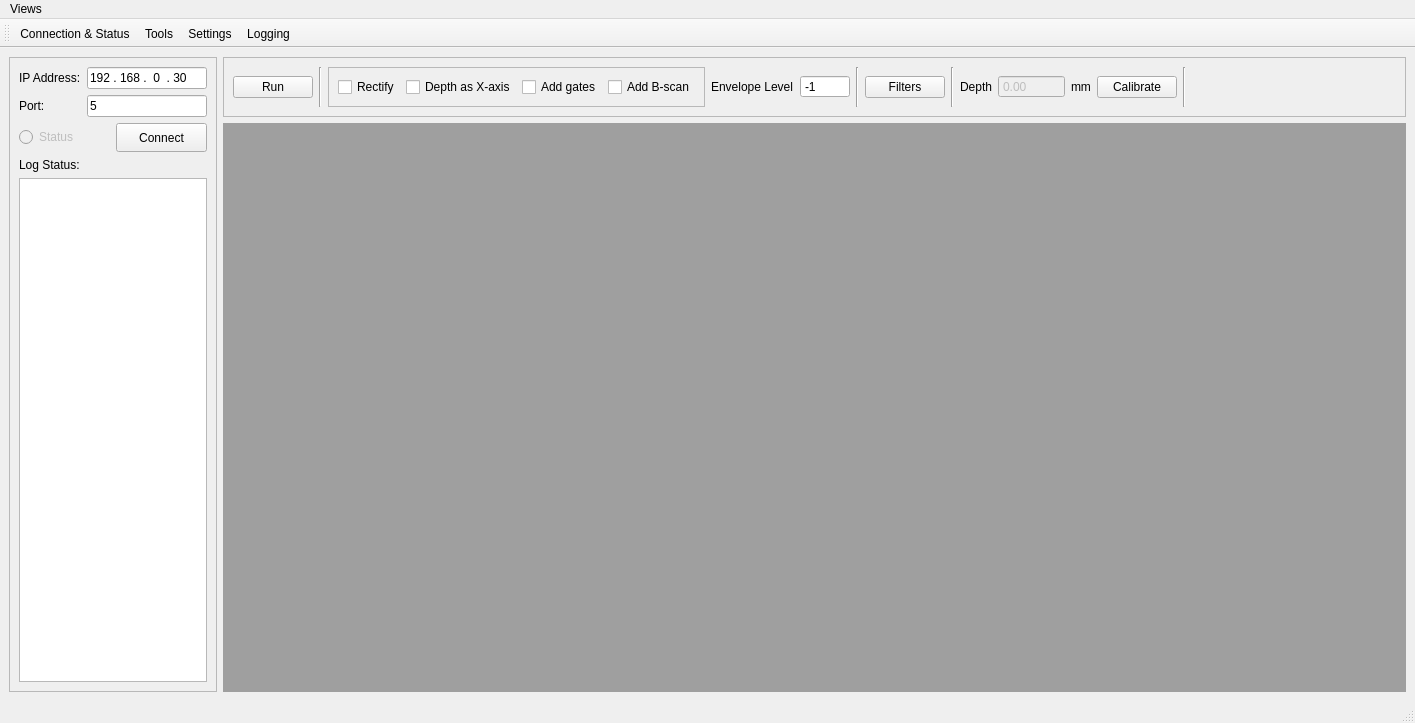
First picture: the form in mainwindow.ui, repository SDJoeKing/Tubers_GUI, before the edit.
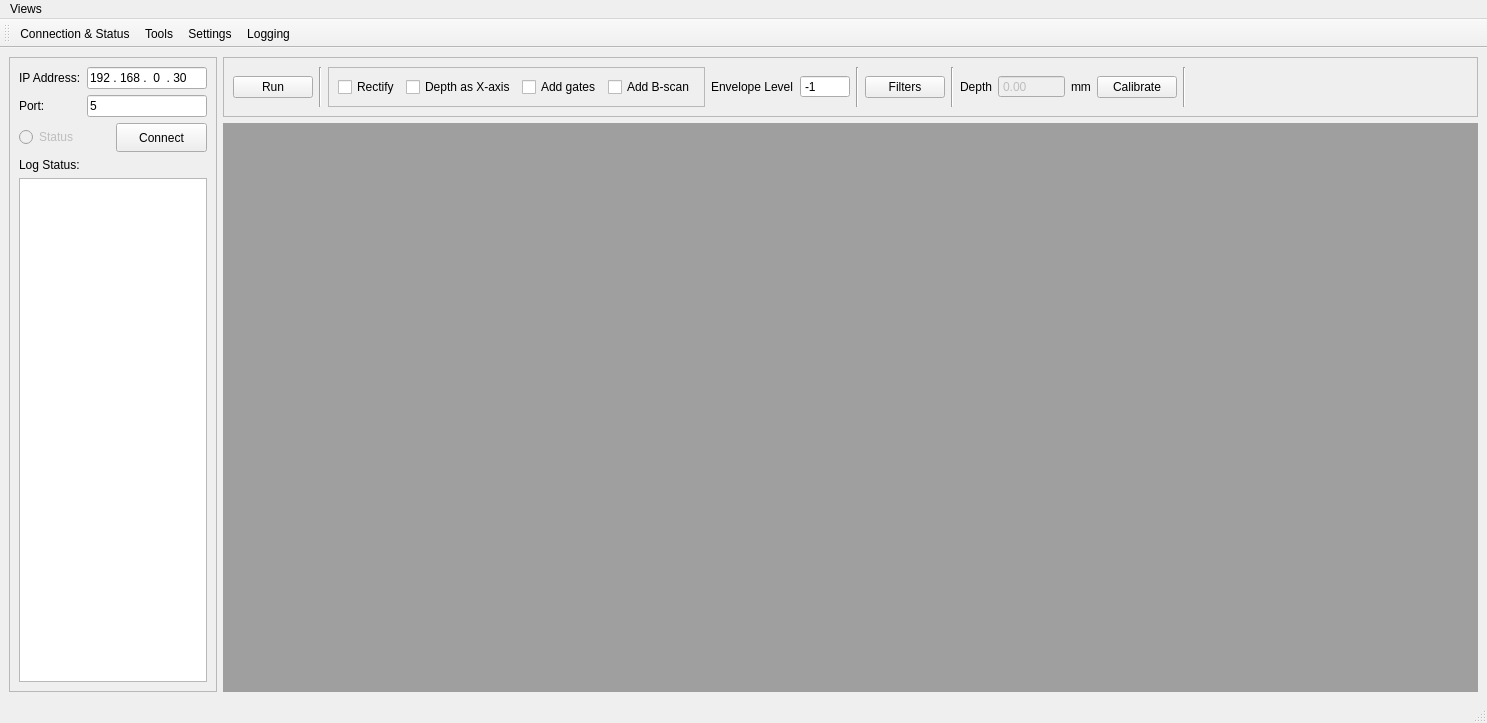
Second picture: the form after the edit.

Diff of the .ui file:
```diff
--- a/mainwindow.ui
+++ b/mainwindow.ui
@@ -6,7 +6,7 @@
    <rect>
     <x>0</x>
     <y>0</y>
-    <width>1415</width>
+    <width>1487</width>
     <height>723</height>
    </rect>
   </property>
@@ -366,8 +366,8 @@
     <rect>
      <x>0</x>
      <y>0</y>
-     <width>1415</width>
-     <height>21</height>
+     <width>1487</width>
+     <height>26</height>
     </rect>
    </property>
    <widget class="QMenu" name="menuViews">
```
Left out of the diff: 12 changed lines with no effect on the pictures.
